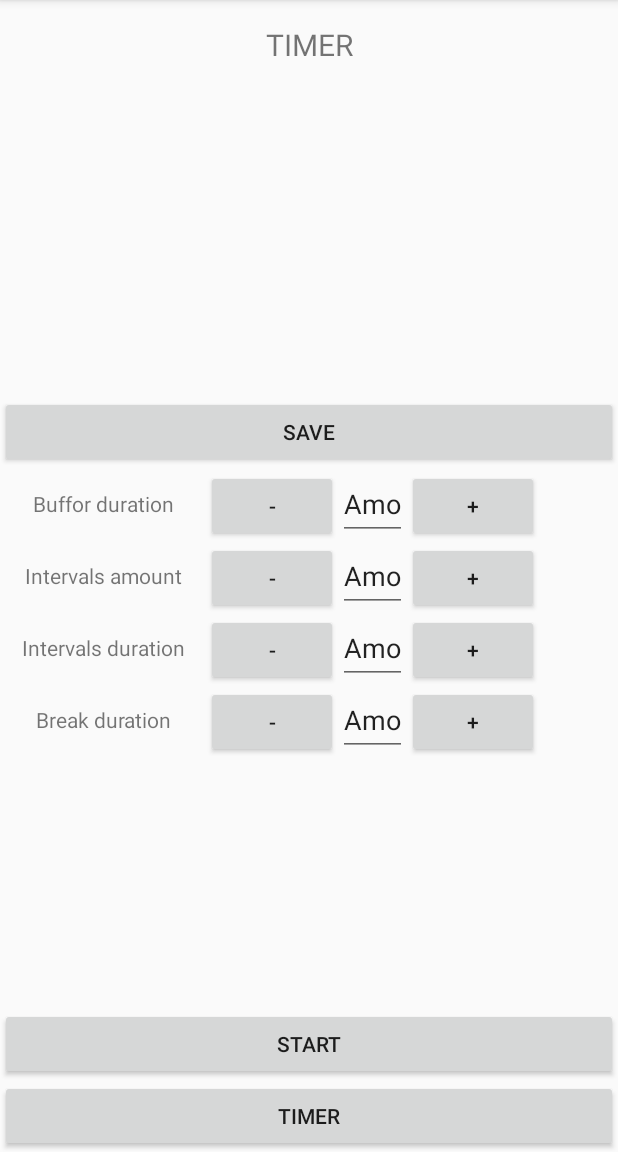
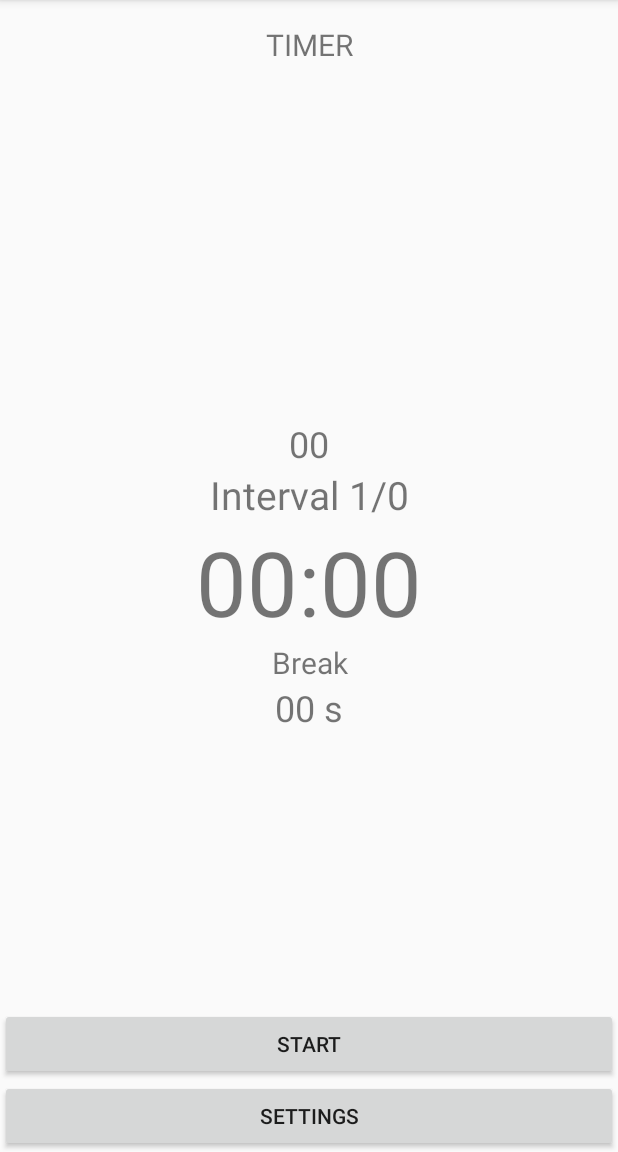
Before and after one commit to tpokora/boxingintervals, an Android app: the fragment SettingsFragment placed in its activity, after a tap on "TIMER", on a phone screen of 412 x 824 dp, the part 84-1236 px from its top. Run offline under Robolectric (Android 15) with nearby library versions, the phone set to English and light mode, and no system bars; 3 other taps on this screen came first.

Commit message:
Settings button functionality fix

```diff
--- a/app/src/main/java/projects/tpokora/com/boxingintervals/MainActivity.java
+++ b/app/src/main/java/projects/tpokora/com/boxingintervals/MainActivity.java
@@ -53,11 +53,9 @@
             public void onClick(View view) {
                 fragmentTransaction = getSupportFragmentManager().beginTransaction();
 
-                if (state == 0) {
-                    state = 1;
+                if (settingsButton.getText().equals(getResources().getString(R.string.settings_button_string))) {
                     changeFragment(new SettingsFragment());
                 } else {
-                    state = 0;
                     changeFragment(new TimerFragment());
                     settingsButton.setText(getResources().getString(R.string.settings_button_string));
                 }
--- a/app/src/main/java/projects/tpokora/com/boxingintervals/fragments/SettingsFragment.java
+++ b/app/src/main/java/projects/tpokora/com/boxingintervals/fragments/SettingsFragment.java
@@ -36,6 +36,7 @@
     private Button breakDurationIncreaseButton;
 
     private Button saveSettingsButton;
+    private Button settingsButton;
 
     @Override
     public View onCreateView(LayoutInflater layoutInflater, ViewGroup container, Bundle saveInstanceState) {
@@ -153,8 +154,11 @@
                 getEditTextValues();
                 propertyReader.saveProperties(thisFragment, timerProperties);
                 getActivity().getSupportFragmentManager().popBackStack();
+                settingsButton.setText(R.string.settings_button_string);
             }
         });
+
+        settingsButton = (Button) getActivity().findViewById(R.id.settings_button);
     }
 
     private void changeAmount(String action, String property) {
```
